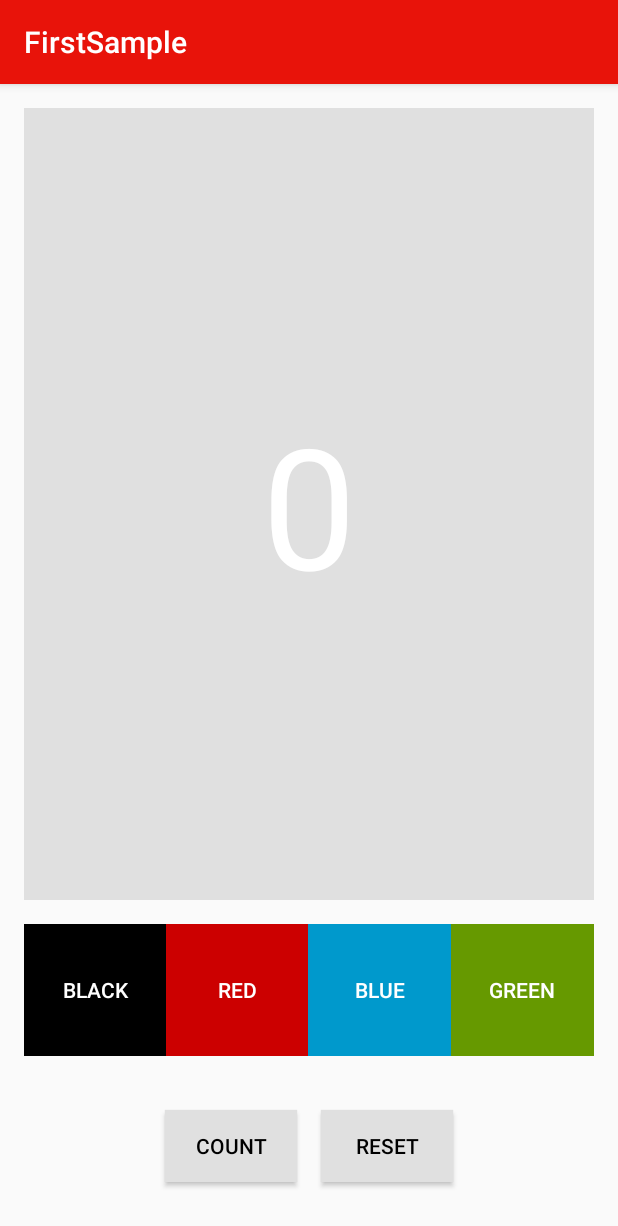
After one commit to phirumtan/AndroidG1-aft-, an Android app: the SharePrefActivity screen opened directly, with no data from a screen before it, on a phone screen of 412 x 824 dp. The commit adds this screen. Shown: the top 1226 px of the screen. Run offline under Robolectric (Android 15) with nearby library versions, the phone set to English and light mode, and no system bars.

Commit message:
user sharePref, roomDb, notification

```diff
--- a/app/build.gradle
+++ b/app/build.gradle
@@ -6,7 +6,7 @@ android {
 
     defaultConfig {
         applicationId "com.gsmarena.firstsample"
-        minSdkVersion 22
+        minSdkVersion 21
         targetSdkVersion 29
         versionCode 1
         versionName "1.0"
@@ -38,4 +38,8 @@ dependencies {
     implementation 'com.google.code.gson:gson:2.8.1'
     implementation 'com.squareup.retrofit2:converter-gson:2.1.0'
     implementation 'com.squareup.okhttp3:logging-interceptor:3.4.1'
+
+    implementation "androidx.room:room-runtime:2.2.5"
+    annotationProcessor "androidx.room:room-compiler:2.2.5"
+
 }
--- /dev/null
+++ b/app/src/main/java/com/gsmarena/firstsample/SharePrefActivity.java
@@ -0,0 +1,101 @@
+package com.gsmarena.firstsample;
+
+import android.content.SharedPreferences;
+import android.graphics.drawable.ColorDrawable;
+import android.os.Bundle;
+import android.view.View;
+import android.widget.TextView;
+
+import androidx.appcompat.app.AppCompatActivity;
+import androidx.core.content.ContextCompat;
+
+public class SharePrefActivity extends AppCompatActivity {
+
+    // Current count.
+    private int mCount = 0;
+    // Current background color.
+    private int mColor;
+    // Text view to display both count and color.
+    private TextView mShowCountTextView;
+    // Key for current count
+    private final String COUNT_KEY = "count";
+    // Key for current color
+    private final String COLOR_KEY = "color";
+    // Shared preferences object
+    private SharedPreferences mPreferences;
+    // Name of shared preferences file
+    private static final String mSharedPrefFile = BuildConfig.APPLICATION_ID + ".hellosharedprefs";
+
+    @Override
+    protected void onCreate(Bundle savedInstanceState) {
+        super.onCreate(savedInstanceState);
+        setContentView(R.layout.activity_share_pref);
+
+        // Initialize views, color, preferences
+        mShowCountTextView = (TextView) findViewById(R.id.count_textview);
+        mColor = ContextCompat.getColor(this, R.color.default_background);
+        mPreferences = getSharedPreferences(mSharedPrefFile, MODE_PRIVATE);
+        // Restore preferences
+        mCount = mPreferences.getInt(COUNT_KEY, 0);
+        mShowCountTextView.setText(String.format("%s", mCount));
+        mColor = mPreferences.getInt(COLOR_KEY, mColor);
+        mShowCountTextView.setBackgroundColor(mColor);
+    }
+
+    /**
+     * Callback for activity pause.  Shared preferences are saved in this callback.
+     */
+    @Override
+    protected void onPause() {
+        super.onPause();
+
+        SharedPreferences.Editor preferencesEditor = mPreferences.edit();
+        preferencesEditor.putInt(COUNT_KEY, mCount);
+        preferencesEditor.putInt(COLOR_KEY, mColor);
+        preferencesEditor.apply();
+    }
+
+    /**
+     * Handles the onClick for the background color buttons.  Gets background color of the button
+     * that was clicked and sets the textview background to that color.
+     *
+     * @param view The view (Button) that was clicked.
+     */
+    public void changeBackground(View view) {
+        int color = ((ColorDrawable) view.getBackground()).getColor();
+        mShowCountTextView.setBackgroundColor(color);
+        mColor = color;
+    }
+
+    /**
+     * Handles the onClick for the Count button.  Increments the value of the mCount global and
+     * updates the textview.
+     *
+     * @param view The view (Button) that was clicked.
+     */
+    public void countUp(View view) {
+        mCount++;
+        mShowCountTextView.setText(String.format("%s", mCount));
+    }
+
+    /**
+     * Handles the onClick for the Reset button.  Resets the global count and background
+     * variables to the defaults, resets the views to those values, and clears the shared
+     * preferences
+     *
+     * @param view The view (Button) that was clicked.
+     */
+    public void reset(View view) {
+        // Reset count
+        mCount = 0;
+        mShowCountTextView.setText(String.format("%s", mCount));
+        // Reset color
+        mColor = ContextCompat.getColor(this, R.color.default_background);
+        mShowCountTextView.setBackgroundColor(mColor);
+        // Clear preferences
+        SharedPreferences.Editor preferencesEditor = mPreferences.edit();
+        preferencesEditor.clear();
+        preferencesEditor.apply();
+
+    }
+}
--- /dev/null
+++ b/app/src/main/res/layout/activity_share_pref.xml
@@ -0,0 +1,84 @@
+<?xml version="1.0" encoding="utf-8"?>
+<LinearLayout xmlns:android="http://schemas.android.com/apk/res/android"
+    xmlns:tools="http://schemas.android.com/tools"
+    android:layout_width="match_parent"
+    android:layout_height="match_parent"
+    android:orientation="vertical"
+    android:paddingLeft="@dimen/activity_horizontal_margin"
+    android:paddingTop="@dimen/activity_vertical_margin"
+    android:paddingRight="@dimen/activity_horizontal_margin"
+    android:paddingBottom="@dimen/activity_vertical_margin"
+    tools:context=".SharePrefActivity">
+
+    <TextView
+        android:id="@+id/count_textview"
+        android:layout_width="match_parent"
+        android:layout_height="0dp"
+        android:layout_weight="60"
+        android:background="@color/default_background"
+        android:gravity="center"
+
+        android:text="@string/default_count"
+        android:textColor="@android:color/white"
+        android:textSize="112sp" />
+
+    <LinearLayout
+        android:layout_width="match_parent"
+        android:layout_height="0dp"
+        android:layout_marginTop="@dimen/activity_vertical_margin"
+        android:layout_marginBottom="@dimen/activity_vertical_margin"
+        android:layout_weight="10"
+        android:orientation="horizontal">
+
+        <Button
+            android:id="@+id/black_background_button"
+            style="@style/AppTheme.Button.Colored"
+            android:background="@android:color/black"
+            android:onClick="changeBackground"
+            android:text="@string/black_button" />
+
+        <Button
+            android:id="@+id/red_background_button"
+            style="@style/AppTheme.Button.Colored"
+            android:background="@color/red_background"
+
+            android:onClick="changeBackground"
+            android:text="@string/red_button" />
+
+        <Button
+            android:id="@+id/blue_background_button"
+            style="@style/AppTheme.Button.Colored"
+            android:background="@color/blue_background"
+            android:onClick="changeBackground"
+            android:text="@string/blue_button" />
+
+        <Button
+            android:id="@+id/green_background_button"
+            style="@style/AppTheme.Button.Colored"
+            android:background="@color/green_background"
+            android:onClick="changeBackground"
+            android:text="@string/green_button" />
+    </LinearLayout>
+
+    <LinearLayout
+        android:layout_width="match_parent"
+        android:layout_height="0dp"
+        android:layout_weight="10"
+        android:gravity="center"
+        android:orientation="horizontal">
+
+        <Button
+            android:id="@+id/count_button"
+            style="@style/AppTheme.Button"
+            android:layout_marginEnd="@dimen/activity_horizontal_margin"
+            android:layout_marginRight="@dimen/activity_horizontal_margin"
+            android:onClick="countUp"
+            android:text="@string/count_button" />
+
+        <Button
+            android:id="@+id/reset_button"
+            style="@style/AppTheme.Button"
+            android:onClick="reset"
+            android:text="@string/reset_button" />
+    </LinearLayout>
+</LinearLayout>
--- a/app/src/main/res/values/colors.xml
+++ b/app/src/main/res/values/colors.xml
@@ -3,4 +3,10 @@
     <color name="colorPrimary">#6200EE</color>
     <color name="colorPrimaryDark">#3700B3</color>
     <color name="colorAccent">#03DAC5</color>
+
+    <color name="red_background">#CC0000</color>
+    <color name="blue_background">#0099CC</color>
+    <color name="green_background">#669900</color>
+    <color name="default_background">#E0E0E0</color>
+
 </resources>
--- /dev/null
+++ b/app/src/main/res/values/dimens.xml
@@ -0,0 +1,5 @@
+<?xml version="1.0" encoding="utf-8"?>
+<resources>
+    <dimen name="activity_vertical_margin">16dp</dimen>
+    <dimen name="activity_horizontal_margin">16dp</dimen>
+</resources>
--- a/app/src/main/res/values/strings.xml
+++ b/app/src/main/res/values/strings.xml
@@ -13,4 +13,21 @@
         <item>Item 3</item>
         <item>Item 4</item>
     </string-array>
+
+    <!-- Button label for blue button -->
+    <string name="blue_button">Blue</string>
+    <!-- Button label for green button -->
+    <string name="green_button">Green</string>
+    <!-- Button label for red button -->
+    <string name="red_button">Red</string>
+    <!-- Button label for black button -->
+    <string name="black_button">Black</string>
+    <!-- Default string for count textview -->
+    <string name="default_count">0</string>
+    <!-- Button label for Count button -->
+    <string name="count_button">Count</string>
+    <!-- Button label for Reset button -->
+    <string name="reset_button">Reset</string>
+
+
 </resources>
--- a/app/src/main/res/values/styles.xml
+++ b/app/src/main/res/values/styles.xml
@@ -13,4 +13,21 @@
         <item name="windowNoTitle">true</item>
     </style>
 
+    <!-- Base button styles, from standard material buttons. -->
+    <style name="AppTheme.Button" parent="Widget.AppCompat.Button">
+        <item name="android:background">@color/default_background</item>
+        <item name="android:textColor">@android:color/black</item>
+        <item name="android:layout_width">wrap_content</item>
+        <item name="android:layout_height">wrap_content</item>
+    </style>
+
+    <!-- Colored button styles -->
+    <style name="AppTheme.Button.Colored" parent="AppTheme.Button">
+        <item name="android:textColor">@android:color/white</item>
+        <item name="android:layout_width">0dp</item>
+        <item name="android:layout_height">match_parent</item>
+        <item name="android:layout_weight">1</item>
+    </style>
+
+
 </resources>
```
Also changed, not shown: app/src/main/AndroidManifest.xml (+8 -2 lines), app/src/main/java/com/gsmarena/firstsample/BroadcastActivity.java (+12 -0 lines), app/src/main/java/com/gsmarena/firstsample/MainActivity.java (+25 -0 lines), app/src/main/java/com/gsmarena/firstsample/NotificationActivity.java (added, +50 -0 lines), app/src/main/java/com/gsmarena/firstsample/RoomDbActivity.java (added, +75 -0 lines), app/src/main/java/com/gsmarena/firstsample/roomdb/User.java (added, +35 -0 lines), app/src/main/java/com/gsmarena/firstsample/roomdb/UserDao.java (added, +28 -0 lines), app/src/main/java/com/gsmarena/firstsample/roomdb/UserDatabase.java (added, +22 -0 lines), app/src/main/res/layout/activity_main.xml (+28 -0 lines), app/src/main/res/layout/activity_notification.xml (added, +22 -0 lines), app/src/main/res/layout/activity_room_db.xml (added, +33 -0 lines).
